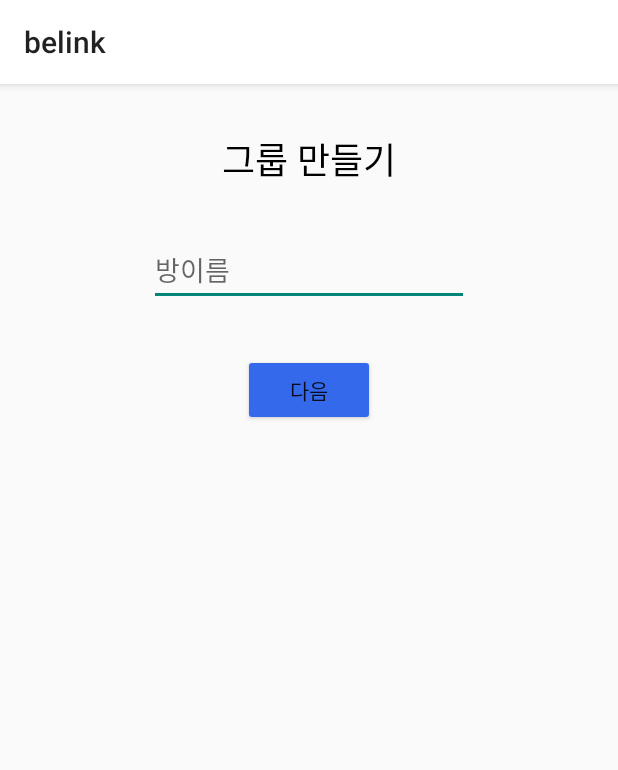
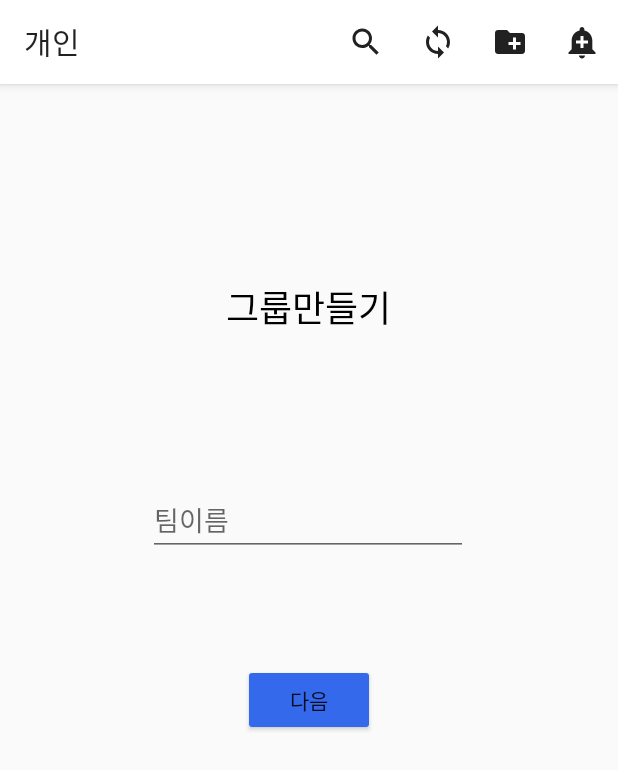
Before and after one commit to VIXXPARK/belink, an Android app: the MainActivity screen opened directly, with no data from a screen before it, after a tap on "Create", on a phone screen of 412 x 824 dp. Shown: the top 770 px of the screen. Run offline under Robolectric (Android 15) with nearby library versions, the phone set to English and light mode, and no system bars.

Commit message:
액션바 그룹추가 버튼을 통해 프라그먼트로 화면 이동. 그리고 화면이동된 프라그먼트에서 다른 프라그먼트로 화면이동

```diff
--- a/app/src/main/AndroidManifest.xml
+++ b/app/src/main/AndroidManifest.xml
@@ -12,7 +12,6 @@
         android:supportsRtl="true"
         android:theme="@style/Theme.Belink"
         android:usesCleartextTraffic="true">
-        <activity android:name=".TeamActivity"></activity>
         <activity android:name=".LoginActivity">
             <intent-filter>
                 <action android:name="android.intent.action.MAIN" />
--- a/app/src/main/java/com/capstone/belink/MainActivity.kt
+++ b/app/src/main/java/com/capstone/belink/MainActivity.kt
@@ -1,32 +1,27 @@
 package com.capstone.belink
 
 import android.app.Activity
-import android.app.AlertDialog
-import android.content.DialogInterface
-import android.content.Intent
+
 import android.content.SharedPreferences
 import androidx.appcompat.app.AppCompatActivity
 import android.os.Bundle
 import android.util.Log
 import android.view.Menu
 import android.view.MenuItem
-import android.widget.EditText
-import android.widget.Toast
+import android.view.View
+import androidx.core.view.isVisible
+
 import androidx.viewpager2.widget.ViewPager2
 import com.capstone.belink.Adapter.FragmentStateAdapter
-import com.capstone.belink.Model.successIntDTO
 import com.capstone.belink.Network.RetrofitClient
 import com.capstone.belink.Network.RetrofitService
 import com.capstone.belink.Ui.*
 import com.capstone.belink.databinding.ActivityMainBinding
-import retrofit2.Call
-import retrofit2.Callback
-import retrofit2.Response
 import retrofit2.Retrofit
 
 class MainActivity : AppCompatActivity() {
     private var mBinding:ActivityMainBinding?=null
-    private val binding get() = mBinding!!
+    val binding get() = mBinding!!
 
     private lateinit var retrofit : Retrofit
     private lateinit var supplementService : RetrofitService
@@ -35,7 +30,8 @@ class MainActivity : AppCompatActivity() {
     private lateinit var pref: SharedPreferences
     private lateinit var prefEdit: SharedPreferences.Editor
 
-
+    private var fragmentFreind = FragmentFriend()
+    private val fragmentTeam = FragmentTeam()
 
     var fragmentLists = listOf(FragmentMain(), FragmentFriend(), FragmentMap(), FragmentEtcetra())
     override fun onCreate(savedInstanceState: Bundle?) {
@@ -52,20 +48,33 @@ class MainActivity : AppCompatActivity() {
         init()
     }
 
-
-
     override fun onBackPressed() {
         super.onBackPressed()
+    }
 
+    fun openFragmentOnFrameLayoutFriend(int: Int){
+        val transaction = supportFragmentManager.beginTransaction()
+        when(int){
+            1 -> {
+                transaction.replace(R.id.main_frame, fragmentFreind)
+//                transaction.addToBackStack(null)
+
+            }
+
+        }
+        transaction.commit()
     }
+
 
     // 액션 바 관련 override
     override fun onOptionsItemSelected(item: MenuItem): Boolean= when(item.itemId){
             R.id.action_plus ->{
 
-                val intent = Intent(this,TeamActivity::class.java)
-                startActivity(intent)
+                binding.activeMain.visibility= View.INVISIBLE
 
+                val transaction = supportFragmentManager.beginTransaction()
+                        .replace(R.id.main_frame,fragmentTeam)
+                transaction.commit()
                 true
             }
             R.id.action_alert ->{
@@ -132,19 +141,19 @@ class MainActivity : AppCompatActivity() {
             when(it.itemId){
                 R.id.main -> {
                     binding.viewPager.setCurrentItem(0)
-                    prefEdit.putInt("nowPage",R.id.frag_main)
+
                 }
                 R.id.friend -> {
                     binding.viewPager.setCurrentItem(1)
-                    prefEdit.putInt("nowPage",R.id.frag_recycler)
+
                 }
                 R.id.map -> {
                     binding.viewPager.setCurrentItem(2)
-                    prefEdit.putInt("nowPage",R.id.frag_map)
+
                 }
                 R.id.etcetra -> {
                     binding.viewPager.setCurrentItem(3)
-                    prefEdit.putInt("nowPage",R.id.frag_etcetra)
+
                 }
             }
             prefEdit.apply()
@@ -153,6 +162,7 @@ class MainActivity : AppCompatActivity() {
     }
 
 
+
     override fun onDestroy() {
         mBinding=null
         super.onDestroy()
--- a/app/src/main/java/com/capstone/belink/TeamActivity.kt
+++ /dev/null
@@ -1,66 +0,0 @@
-package com.capstone.belink
-
-import android.app.Activity
-import android.content.Context
-import android.content.SharedPreferences
-import androidx.appcompat.app.AppCompatActivity
-import android.os.Bundle
-import android.util.Log
-import android.view.View
-import androidx.recyclerview.widget.LinearLayoutManager
-import com.capstone.belink.Adapter.FriendAdapter
-import com.capstone.belink.Model.FriendListDTO
-import com.capstone.belink.Model.FriendUserDTO
-import com.capstone.belink.Model.SignDTO
-import com.capstone.belink.Model.successIntDTO
-import com.capstone.belink.Network.RetrofitClient
-import com.capstone.belink.Network.RetrofitService
-import com.capstone.belink.databinding.ActivityTeamBinding
-import retrofit2.Call
-import retrofit2.Callback
-import retrofit2.Response
-import retrofit2.Retrofit
-
-class TeamActivity : AppCompatActivity() {
-    private var mBinding:ActivityTeamBinding?=null
-    private val binding get() = mBinding!!
-
-    private lateinit var retrofit : Retrofit
-    private lateinit var supplementService : RetrofitService
-
-    private lateinit var pref: SharedPreferences
-    private lateinit var prefEdit: SharedPreferences.Editor
-
-    private var mContext: Context?=null
-    private val xContext get() = mContext!!
-
-    override fun onCreate(savedInstanceState: Bundle?) {
-        super.onCreate(savedInstanceState)
-        mBinding = ActivityTeamBinding.inflate(layoutInflater)
-        setContentView(binding.root)
-        initRetrofit()
-
-        pref =getSharedPreferences("auto", Activity.MODE_PRIVATE)!!
-        prefEdit=pref.edit()
-
-        binding.btnTeamNext.setOnClickListener {
-            supplementService.makeTeam(binding.etTeamName.text.toString()).enqueue(object : Callback<SignDTO>{
-                override fun onResponse(call: Call<SignDTO>, response: Response<SignDTO>) {
-                    Log.d("makeTeam","success")
-                }
-
-                override fun onFailure(call: Call<SignDTO>, t: Throwable) {
-                    Log.d("fail","$t")
-                }
-
-            })
-        }
-    }
-
-
-
-    private fun initRetrofit() {
-        retrofit = RetrofitClient.getInstance()
-        supplementService = retrofit.create(RetrofitService::class.java)
-    }
-}
--- /dev/null
+++ b/app/src/main/java/com/capstone/belink/Ui/FragmentTeam.kt
@@ -0,0 +1,70 @@
+package com.capstone.belink.Ui
+
+import android.content.Context
+import android.os.Bundle
+import android.util.Log
+import android.view.LayoutInflater
+import android.view.View
+import android.view.ViewGroup
+import androidx.activity.OnBackPressedCallback
+import androidx.core.view.isVisible
+import androidx.fragment.app.Fragment
+import com.capstone.belink.MainActivity
+import com.capstone.belink.R
+import com.capstone.belink.databinding.FragmentMakeTeamBinding
+
+
+class FragmentTeam:Fragment() {
+    private var mBinding:FragmentMakeTeamBinding?=null
+    private val binding get() = mBinding!!
+
+    var mainActivity:MainActivity?=null
+
+    private lateinit var callback: OnBackPressedCallback
+    var checkView=0
+    override fun onCreateView(inflater: LayoutInflater, container: ViewGroup?, savedInstanceState: Bundle?): View? {
+        mBinding= FragmentMakeTeamBinding.inflate(inflater, container, false)
+        val view = binding.root
+        binding.fragmentTeamLayout.visibility=View.VISIBLE
+
+        binding.btnTeamNext.setOnClickListener {
+            Log.d("fragment", "${(activity as MainActivity).supportFragmentManager.backStackEntryCount}")
+            checkView=1
+            mainActivity!!.openFragmentOnFrameLayoutFriend(1)
+        }
+
+
+        return view
+    }
+
+    override fun onAttach(context: Context) {
+        super.onAttach(context)
+        mainActivity = context as MainActivity
+        val fm = (activity as MainActivity).supportFragmentManager
+        callback = object : OnBackPressedCallback(true){
+            override fun handleOnBackPressed() {
+                if(checkView==1){
+                    checkView=0
+                }else if(checkView==-1){
+                    isEnabled = false
+                    checkView=0
+//                    (activity as MainActivity).binding.activeMain.visibility=View.VISIBLE
+                    (activity as MainActivity).onBackPressed()
+                }
+                else{
+                    checkView=-1
+                    binding.fragmentTeamLayout.visibility=View.INVISIBLE
+                    (activity as MainActivity).binding.activeMain.visibility=View.VISIBLE
+                }
+
+            }
+        }
+
+        (activity as MainActivity).onBackPressedDispatcher.addCallback(this,callback)
+    }
+
+    override fun onDestroy() {
+        mBinding=null
+        super.onDestroy()
+    }
+}
--- a/app/src/main/res/layout/activity_main.xml
+++ b/app/src/main/res/layout/activity_main.xml
@@ -1,12 +1,18 @@
 <?xml version="1.0" encoding="utf-8"?>
+<FrameLayout
+    android:layout_height="match_parent"
+    android:layout_width="match_parent"
+    xmlns:app="http://schemas.android.com/apk/res-auto"
+    xmlns:tools="http://schemas.android.com/tools"
+    tools:context=".MainActivity"
+    android:id="@+id/main_frame"
+    xmlns:android="http://schemas.android.com/apk/res/android">
 
     <androidx.constraintlayout.widget.ConstraintLayout
-xmlns:android="http://schemas.android.com/apk/res/android"
-xmlns:app="http://schemas.android.com/apk/res-auto"
-xmlns:tools="http://schemas.android.com/tools"
         android:layout_width="match_parent"
         android:layout_height="match_parent"
-    tools:context=".MainActivity">
+        android:id="@+id/active_main"
+        >
 
         <androidx.viewpager2.widget.ViewPager2
             android:id="@+id/viewPager"
@@ -29,3 +35,6 @@ xmlns:tools="http://schemas.android.com/tools"
             app:itemTextColor="@color/black"
             app:menu="@menu/navi_menu"/>
     </androidx.constraintlayout.widget.ConstraintLayout>
+
+
+</FrameLayout>
--- a/app/src/main/res/layout/activity_team.xml
+++ /dev/null
@@ -1,57 +0,0 @@
-<?xml version="1.0" encoding="utf-8"?>
-
-<FrameLayout
-    xmlns:android="http://schemas.android.com/apk/res/android"
-    xmlns:app="http://schemas.android.com/apk/res-auto"
-    xmlns:tools="http://schemas.android.com/tools"
-    tools:context=".TeamActivity"
-    android:layout_width="match_parent"
-    android:layout_height="match_parent">
-
-    <androidx.constraintlayout.widget.ConstraintLayout
-        android:layout_width="match_parent"
-        android:visibility="visible"
-        android:id="@+id/constraint_make_team"
-        android:layout_height="match_parent">
-
-
-        <TextView
-            android:id="@+id/tv_team_name"
-            android:layout_width="wrap_content"
-            android:layout_height="wrap_content"
-            android:layout_marginTop="32dp"
-            android:text="그룹 만들기"
-            android:textSize="24sp"
-            android:textColor="@color/black"
-            app:layout_constraintEnd_toEndOf="parent"
-            app:layout_constraintStart_toStartOf="parent"
-            app:layout_constraintTop_toTopOf="parent" />
-
-        <EditText
-            android:id="@+id/et_team_name"
-            android:layout_width="wrap_content"
-            android:layout_height="wrap_content"
-            android:layout_marginTop="32dp"
-            android:ems="10"
-            android:inputType="textPersonName"
-            android:hint="방이름"
-            app:layout_constraintEnd_toEndOf="parent"
-            app:layout_constraintStart_toStartOf="parent"
-            app:layout_constraintTop_toBottomOf="@+id/tv_team_name" />
-
-        <Button
-            android:id="@+id/btn_team_next"
-            android:layout_width="wrap_content"
-            android:layout_height="wrap_content"
-            android:layout_marginTop="32dp"
-            android:text="다음"
-            android:backgroundTint="#3569EC"
-
-            app:layout_constraintEnd_toEndOf="parent"
-            app:layout_constraintStart_toStartOf="parent"
-            app:layout_constraintTop_toBottomOf="@+id/et_team_name" />
-    </androidx.constraintlayout.widget.ConstraintLayout>
-
-
-
-</FrameLayout>
--- a/app/src/main/res/layout/fragment_friend.xml
+++ b/app/src/main/res/layout/fragment_friend.xml
@@ -1,6 +1,7 @@
 <?xml version="1.0" encoding="utf-8"?>
 <LinearLayout
     xmlns:android="http://schemas.android.com/apk/res/android" android:layout_width="match_parent"
+    android:id="@+id/fragment_friend_layout"
     android:layout_height="match_parent">
 
 
--- /dev/null
+++ b/app/src/main/res/layout/fragment_make_team.xml
@@ -0,0 +1,50 @@
+<?xml version="1.0" encoding="utf-8"?>
+<androidx.constraintlayout.widget.ConstraintLayout
+    xmlns:android="http://schemas.android.com/apk/res/android"
+    xmlns:app="http://schemas.android.com/apk/res-auto"
+    xmlns:tools="http://schemas.android.com/tools"
+    android:layout_width="match_parent"
+    android:id="@+id/fragment_team_layout"
+    android:layout_height="match_parent">
+
+
+    <EditText
+        android:id="@+id/et_team_make_name"
+        android:layout_width="wrap_content"
+        android:layout_height="wrap_content"
+        android:layout_marginBottom="72dp"
+        android:ems="10"
+        android:inputType="textPersonName"
+        android:hint="팀이름"
+        app:layout_constraintBottom_toTopOf="@+id/btn_team_next"
+        app:layout_constraintEnd_toEndOf="parent"
+        app:layout_constraintHorizontal_bias="0.497"
+        app:layout_constraintStart_toStartOf="parent" />
+
+    <Button
+        android:id="@+id/btn_team_next"
+        android:layout_width="wrap_content"
+        android:layout_height="wrap_content"
+        android:layout_marginBottom="333dp"
+        android:backgroundTint="#3569EC"
+        android:text="다음"
+        app:layout_constraintBottom_toBottomOf="parent"
+        app:layout_constraintEnd_toEndOf="parent"
+        app:layout_constraintStart_toStartOf="parent" />
+
+    <TextView
+        android:id="@+id/tv_team_name"
+        android:layout_width="wrap_content"
+        android:layout_height="wrap_content"
+        android:layout_marginTop="64dp"
+        android:layout_marginBottom="100dp"
+        android:text="그룹만들기"
+        android:textSize="24sp"
+        android:textColor="@color/black"
+        app:layout_constraintBottom_toTopOf="@+id/et_team_make_name"
+        app:layout_constraintEnd_toEndOf="parent"
+        app:layout_constraintHorizontal_bias="0.498"
+        app:layout_constraintStart_toStartOf="parent"
+        app:layout_constraintTop_toTopOf="parent"
+        app:layout_constraintVertical_bias="1.0" />
+</androidx.constraintlayout.widget.ConstraintLayout>
```
Also changed, not shown: app/src/main/java/com/capstone/belink/Ui/FragmentFriend.kt (+27 -0 lines). Lines whose indentation alone changed are shown as unchanged.
